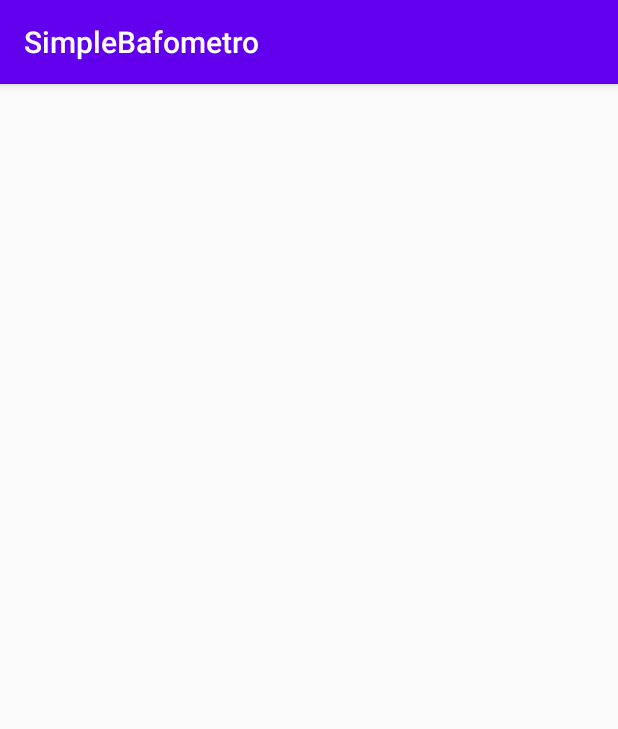
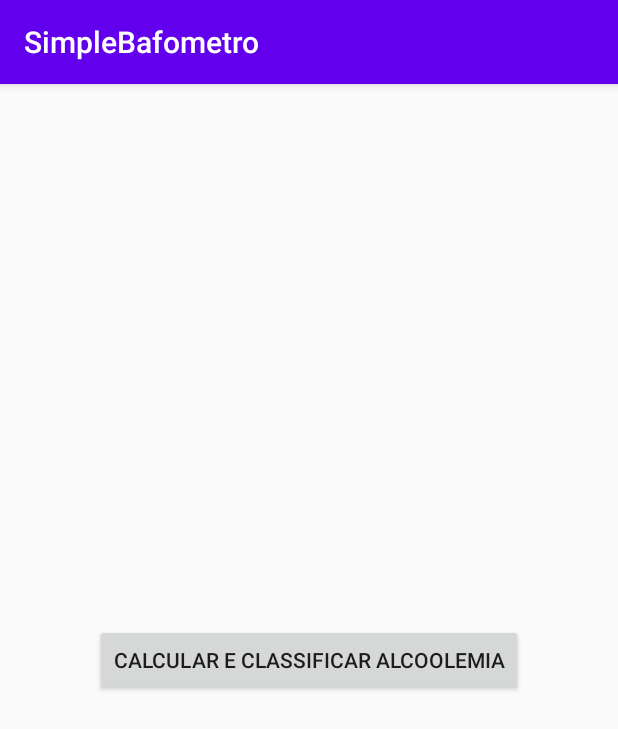
Before and after one commit to Wallace-F-Rosa/SimpleBafometro, an Android app: the Tela2 screen opened directly, with no data from a screen before it, on a phone screen of 412 x 824 dp. Shown: the top 729 px of the screen. Run offline under Robolectric (Android 15) with nearby library versions, the phone set to English and light mode, and no system bars.

Commit message:
classificação de alcoolemia
valor é guardado em setResult ao finalizar activity

```diff
--- a/app/src/main/res/layout/activity_tela2.xml
+++ b/app/src/main/res/layout/activity_tela2.xml
@@ -1,9 +1,16 @@
 <?xml version="1.0" encoding="utf-8"?>
-<androidx.constraintlayout.widget.ConstraintLayout xmlns:android="http://schemas.android.com/apk/res/android"
+<RelativeLayout xmlns:android="http://schemas.android.com/apk/res/android"
     xmlns:app="http://schemas.android.com/apk/res-auto"
     xmlns:tools="http://schemas.android.com/tools"
     android:layout_width="match_parent"
     android:layout_height="match_parent"
     tools:context=".Tela2">
-
-</androidx.constraintlayout.widget.ConstraintLayout>
+    <Button
+        android:layout_width="wrap_content"
+        android:layout_height="wrap_content"
+        android:text="Calcular e Classificar alcoolemia"
+        android:layout_centerHorizontal="true"
+        android:layout_centerVertical="true"
+        android:onClick="click"
+        />
+</RelativeLayout>
```
Also changed, not shown: app/src/main/java/ferancini/app/simplebafometro/Tela2.java (+30 -0 lines).
